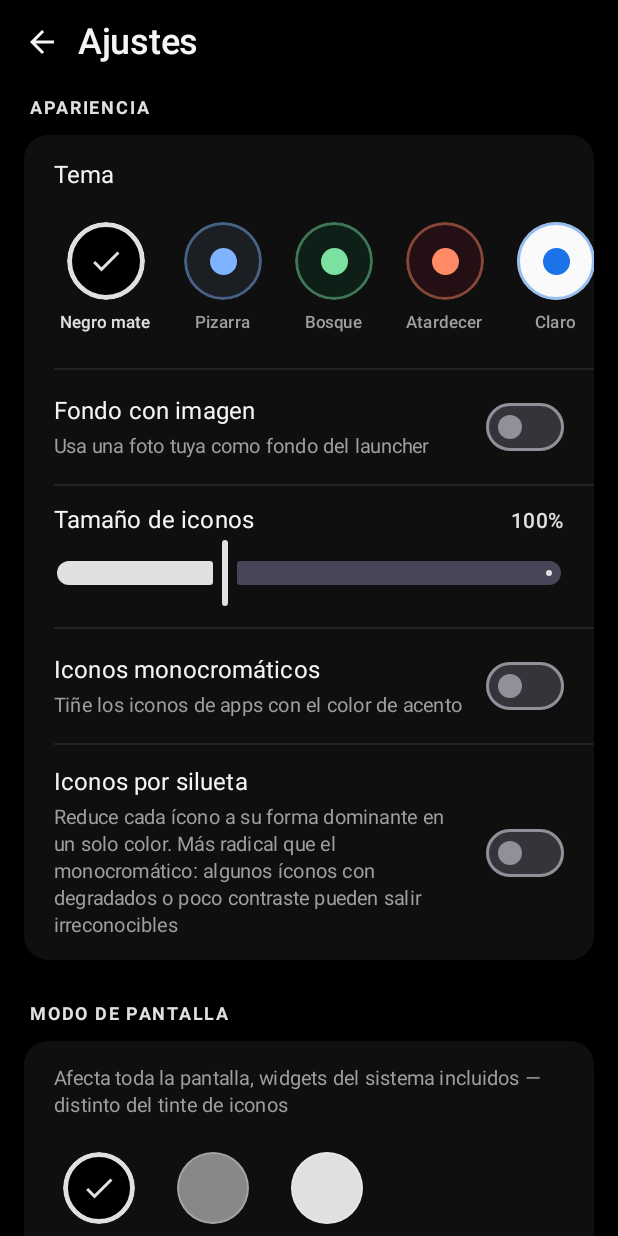
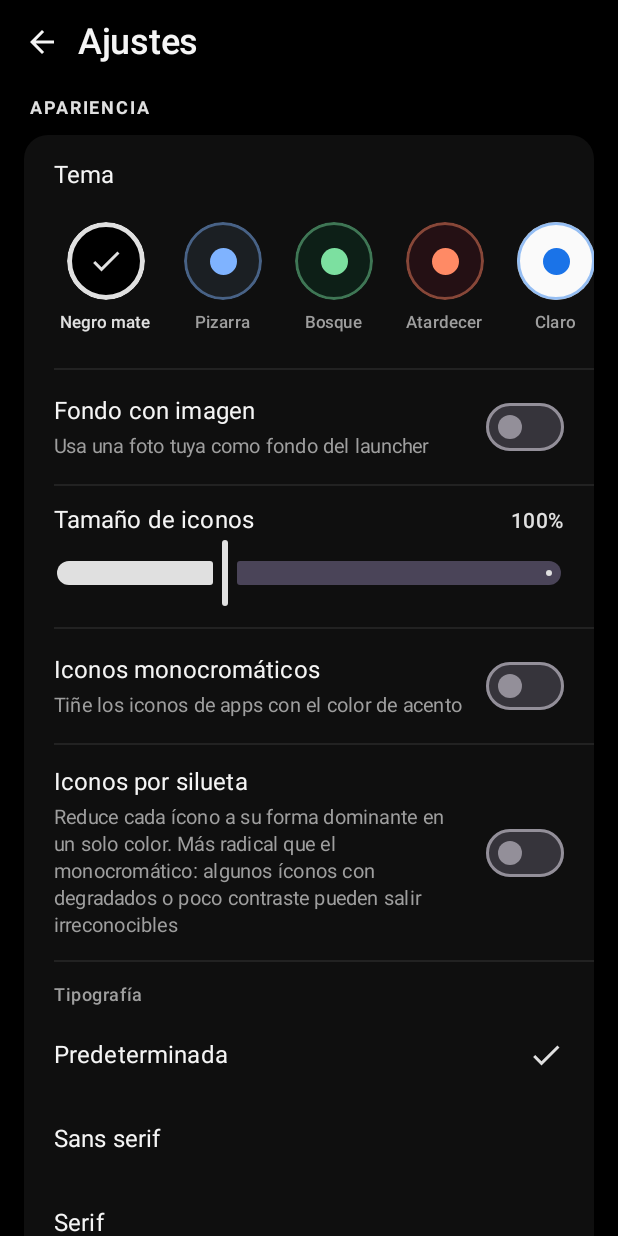
Before and after one commit to Staticum/prueba, an Android app built with Jetpack Compose: the screen it shows after launch (MainActivity), after a tap on "Ajustes", on a phone screen of 412 x 824 dp. Run offline under Robolectric (Android 15) with nearby library versions, the phone set to English and light mode, and no system bars; pictures from the network do not load.

Commit message:
Quita el fondo destacado del índice A-Z + tipografía elegible en Ajustes
El riel del índice pintaba una franja translúcida (trackAlpha) detrás de
las letras mientras se tocaba, pensada para marcar el área táctil, pero se
notaba como un borde derecho de otro tono. Se quita del todo.

Tipografía: nueva opción en Ajustes → Apariencia con 5 familias, todas
genéricas de Android (Predeterminada, Sans serif, Serif, Monoespaciada,
Cursiva) - sin archivos de fuente que empaquetar, sin costo de tamaño de
APK ni riesgo de que una tipografía no exista en algún dispositivo.
LauncherTypography pasa de un valor fijo a una función parametrizada por
familia, aplicada una sola vez en LauncherTheme.

Co-Authored-By: Claude Sonnet 5 <noreply@anthropic.com>
Claude-Session: https://claude.ai/code/session_01QacG9Kd7sw8xAEF5SBrd8g

```diff
--- a/launcher/src/main/java/com/staticum/niagaralauncher/MainActivity.kt
+++ b/launcher/src/main/java/com/staticum/niagaralauncher/MainActivity.kt
@@ -146,7 +146,7 @@ class MainActivity : ComponentActivity() {
                 if (homeState.prefs.ambientLockEnabled) isLocked = true
             }
 
-            LauncherTheme(palette = homeState.prefs.palette) {
+            LauncherTheme(palette = homeState.prefs.palette, fontFamilyId = homeState.prefs.fontFamilyId) {
                 Surface(color = androidx.compose.ui.graphics.Color.Transparent) {
                     Box(modifier = Modifier) {
                         when (screen) {
@@ -189,6 +189,7 @@ class MainActivity : ComponentActivity() {
                                 onScreenTintModeChange = settingsViewModel::setScreenTintMode,
                                 onIndexWaveOffsetChange = settingsViewModel::setIndexWaveOffset,
                                 onHomeResetSecondsChange = settingsViewModel::setHomeResetSeconds,
+                                onFontFamilyChange = settingsViewModel::setFontFamily,
                                 onAddWidget = { screenState.value = Screen.WIDGET_PICKER },
                                 onRemoveWidget = { id ->
                                     WidgetHostProvider.get(context).deleteAppWidgetId(id)
--- a/launcher/src/main/java/com/staticum/niagaralauncher/data/PreferencesRepository.kt
+++ b/launcher/src/main/java/com/staticum/niagaralauncher/data/PreferencesRepository.kt
@@ -41,6 +41,7 @@ data class LauncherPrefs(
     val soundVolume: Float = 0.5f,
     val indexWaveOffsetDp: Float = 24f,
     val homeResetSeconds: Int = 10,
+    val fontFamilyId: String = com.staticum.niagaralauncher.ui.theme.AppFonts.DEFAULT_ID,
     val customAccentArgb: Int? = null,
     val ambientLockEnabled: Boolean = false,
     val widgetBackground: WidgetBackground = WidgetBackground.NONE,
@@ -75,6 +76,7 @@ class PreferencesRepository(private val context: Context) {
         val SOUND_VOLUME = floatPreferencesKey("sound_volume")
         val INDEX_WAVE_OFFSET = floatPreferencesKey("index_wave_offset")
         val HOME_RESET_SECONDS = intPreferencesKey("home_reset_seconds")
+        val FONT_FAMILY = stringPreferencesKey("font_family")
         val CUSTOM_ACCENT = intPreferencesKey("custom_accent_argb")
         val AMBIENT_LOCK = booleanPreferencesKey("ambient_lock_enabled")
         val WIDGET_BACKGROUND = stringPreferencesKey("widget_background")
@@ -110,6 +112,7 @@ class PreferencesRepository(private val context: Context) {
             soundVolume = prefs[Keys.SOUND_VOLUME] ?: 0.5f,
             indexWaveOffsetDp = prefs[Keys.INDEX_WAVE_OFFSET] ?: 24f,
             homeResetSeconds = (prefs[Keys.HOME_RESET_SECONDS] ?: 10).coerceIn(5, 60),
+            fontFamilyId = prefs[Keys.FONT_FAMILY] ?: com.staticum.niagaralauncher.ui.theme.AppFonts.DEFAULT_ID,
             customAccentArgb = prefs[Keys.CUSTOM_ACCENT],
             ambientLockEnabled = prefs[Keys.AMBIENT_LOCK] ?: false,
             widgetBackground = prefs[Keys.WIDGET_BACKGROUND]?.let { raw ->
@@ -165,6 +168,10 @@ class PreferencesRepository(private val context: Context) {
 
     suspend fun setHomeResetSeconds(seconds: Int) {
         context.dataStore.edit { it[Keys.HOME_RESET_SECONDS] = seconds.coerceIn(5, 60) }
+    }
+
+    suspend fun setFontFamily(id: String) {
+        context.dataStore.edit { it[Keys.FONT_FAMILY] = id }
     }
 
     suspend fun setCustomAccentColor(argb: Int) {
--- a/launcher/src/main/java/com/staticum/niagaralauncher/ui/home/HomeScreen.kt
+++ b/launcher/src/main/java/com/staticum/niagaralauncher/ui/home/HomeScreen.kt
@@ -1438,26 +1438,8 @@ private fun AlphabetIndexBar(
         lastHapticLetter = letter
     }
 
-    // A faint track appears only while scrubbing, so at rest the rail stays as quiet
-    // as it is now, but the moment you touch it the interactive area becomes visible
-    // instead of leaving you guessing where the hit region is.
-    val trackAlpha by androidx.compose.animation.core.animateFloatAsState(
-        targetValue = if (touchIndex != null) 0.07f else 0f,
-        animationSpec = tween(180),
-        label = "indexTrack",
-    )
-
     Column(
         modifier = modifier
-            // background(color, shape) paints a rounded track WITHOUT clipping its
-            // children. Using clip() here (as v38 did) confined the letters to the
-            // rail's 36dp width, so a magnified letter sliding left was cut off and
-            // the wave appeared to only exist for glyphs hugging the right edge -
-            // the whole point of the wave is that it overflows onto the list.
-            .background(
-                color = palette.textPrimary.copy(alpha = trackAlpha),
-                shape = androidx.compose.foundation.shape.RoundedCornerShape(18.dp),
-            )
             .onGloballyPositioned { heightPx = it.size.height.toFloat() }
             .pointerInput(Unit) {
                 detectTapGestures(onTap = { offset ->
--- a/launcher/src/main/java/com/staticum/niagaralauncher/ui/settings/SettingsScreen.kt
+++ b/launcher/src/main/java/com/staticum/niagaralauncher/ui/settings/SettingsScreen.kt
@@ -73,6 +73,7 @@ fun SettingsScreen(
     onIconSizeChange: (Float) -> Unit,
     onMonochromeChange: (Boolean) -> Unit,
     onIconSilhouetteChange: (Boolean) -> Unit,
+    onFontFamilyChange: (String) -> Unit,
     onScreenTintModeChange: (ScreenTintMode) -> Unit,
     onIndexWaveOffsetChange: (Float) -> Unit,
     onHomeResetSecondsChange: (Int) -> Unit,
@@ -196,6 +197,25 @@ fun SettingsScreen(
                         palette = palette,
                         onCheckedChange = onIconSilhouetteChange,
                     )
+                    SettingsCardDivider(palette)
+                    Text(
+                        text = "Tipografía",
+                        color = palette.textSecondary,
+                        style = MaterialTheme.typography.labelMedium,
+                        modifier = Modifier.padding(start = 20.dp, end = 20.dp, top = 14.dp, bottom = 4.dp),
+                    )
+                    com.staticum.niagaralauncher.ui.theme.AppFonts.OPTIONS.forEachIndexed { index, (id, label) ->
+                        SettingsRow(
+                            title = label,
+                            palette = palette,
+                            onClick = { onFontFamilyChange(id) },
+                            trailing = {
+                                if (state.prefs.fontFamilyId == id) {
+                                    Icon(Icons.Filled.Check, contentDescription = null, tint = palette.accent)
+                                }
+                            },
+                        )
+                    }
                 }
             }
 
--- a/launcher/src/main/java/com/staticum/niagaralauncher/ui/settings/SettingsViewModel.kt
+++ b/launcher/src/main/java/com/staticum/niagaralauncher/ui/settings/SettingsViewModel.kt
@@ -63,6 +63,9 @@ class SettingsViewModel(
     fun setHomeResetSeconds(seconds: Int) =
         viewModelScope.launch { preferencesRepository.setHomeResetSeconds(seconds) }
 
+    fun setFontFamily(id: String) =
+        viewModelScope.launch { preferencesRepository.setFontFamily(id) }
+
     fun setCustomAccentColor(argb: Int) =
         viewModelScope.launch { preferencesRepository.setCustomAccentColor(argb) }
 
--- a/launcher/src/main/java/com/staticum/niagaralauncher/ui/theme/Theme.kt
+++ b/launcher/src/main/java/com/staticum/niagaralauncher/ui/theme/Theme.kt
@@ -6,8 +6,40 @@ import androidx.compose.material3.darkColorScheme
 import androidx.compose.material3.lightColorScheme
 import androidx.compose.runtime.Composable
 import androidx.compose.ui.text.TextStyle
+import androidx.compose.ui.text.font.FontFamily
 import androidx.compose.ui.text.font.FontWeight
 import androidx.compose.ui.unit.sp
+
+/** The fonts a user can pick in Settings, restricted to the generic families Android
+ * itself guarantees on every device (System.SANS_SERIF/SERIF/MONOSPACE, plus the
+ * cursive/casual typeface most manufacturers ship) - no font files to bundle, no APK
+ * size cost, and no risk of a family silently falling back on some device. */
+object AppFonts {
+    const val DEFAULT_ID = "default"
+    const val SERIF_ID = "serif"
+    const val SANS_ID = "sans"
+    const val MONOSPACE_ID = "monospace"
+    const val CURSIVE_ID = "cursive"
+
+    /** (id, display label) in the order shown in Settings. */
+    val OPTIONS = listOf(
+        DEFAULT_ID to "Predeterminada",
+        SANS_ID to "Sans serif",
+        SERIF_ID to "Serif",
+        MONOSPACE_ID to "Monoespaciada",
+        CURSIVE_ID to "Cursiva",
+    )
+
+    fun familyFor(id: String): FontFamily = when (id) {
+        SERIF_ID -> FontFamily.Serif
+        SANS_ID -> FontFamily.SansSerif
+        MONOSPACE_ID -> FontFamily.Monospace
+        CURSIVE_ID -> FontFamily.Cursive
+        else -> FontFamily.Default
+    }
+
+    fun labelFor(id: String): String = OPTIONS.firstOrNull { it.first == id }?.second ?: OPTIONS[0].second
+}
 
 /**
  * A deliberate type ramp instead of Material's stock sizes used ad hoc.
@@ -19,62 +51,77 @@ import androidx.compose.ui.unit.sp
  * hierarchy: a small number of steps, each clearly distinct from its neighbours,
  * with tighter tracking on large text and looser on small - the usual convention
  * that makes text look typeset rather than defaulted.
+ *
+ * Takes the font family as a parameter, rather than being a fixed value, so the
+ * whole ramp can be rebuilt with a different typeface without touching every size
+ * and weight decision above.
  */
-private val LauncherTypography = Typography().let { base ->
+private fun launcherTypography(family: FontFamily): Typography = Typography().let { base ->
     base.copy(
         headlineSmall = base.headlineSmall.copy(
+            fontFamily = family,
             fontSize = 24.sp,
             lineHeight = 30.sp,
             fontWeight = FontWeight.SemiBold,
             letterSpacing = (-0.2).sp,
         ),
         titleLarge = base.titleLarge.copy(
+            fontFamily = family,
             fontSize = 21.sp,
             lineHeight = 27.sp,
             fontWeight = FontWeight.SemiBold,
             letterSpacing = (-0.1).sp,
         ),
         titleMedium = base.titleMedium.copy(
+            fontFamily = family,
             fontSize = 17.sp,
             lineHeight = 23.sp,
             fontWeight = FontWeight.Medium,
         ),
         titleSmall = base.titleSmall.copy(
+            fontFamily = family,
             fontSize = 15.sp,
             lineHeight = 21.sp,
             fontWeight = FontWeight.Medium,
         ),
         bodyLarge = base.bodyLarge.copy(
+            fontFamily = family,
             fontSize = 16.sp,
             lineHeight = 22.sp,
             letterSpacing = 0.1.sp,
         ),
         bodyMedium = base.bodyMedium.copy(
+            fontFamily = family,
             fontSize = 14.sp,
             lineHeight = 20.sp,
             letterSpacing = 0.1.sp,
         ),
         bodySmall = base.bodySmall.copy(
+            fontFamily = family,
             fontSize = 13.sp,
             lineHeight = 18.sp,
             letterSpacing = 0.15.sp,
         ),
         labelLarge = base.labelLarge.copy(
+            fontFamily = family,
             fontSize = 14.sp,
             fontWeight = FontWeight.Medium,
             letterSpacing = 0.2.sp,
         ),
         labelMedium = base.labelMedium.copy(
+            fontFamily = family,
             fontSize = 12.sp,
             fontWeight = FontWeight.Medium,
             letterSpacing = 0.4.sp,
         ),
         labelSmall = base.labelSmall.copy(
+            fontFamily = family,
             fontSize = 11.sp,
             fontWeight = FontWeight.Medium,
             letterSpacing = 0.4.sp,
         ),
         displayLarge = TextStyle(
+            fontFamily = family,
             fontSize = 76.sp,
             lineHeight = 80.sp,
             fontWeight = FontWeight.Light,
@@ -84,7 +131,7 @@ private val LauncherTypography = Typography().let { base ->
 }
 
 @Composable
-fun LauncherTheme(palette: ColorPalette, content: @Composable () -> Unit) {
+fun LauncherTheme(palette: ColorPalette, fontFamilyId: String = AppFonts.DEFAULT_ID, content: @Composable () -> Unit) {
     val isLight = palette.id == ColorPalette.LIGHT.id
     val scheme = if (isLight) {
         lightColorScheme(
@@ -103,5 +150,6 @@ fun LauncherTheme(palette: ColorPalette, content: @Composable () -> Unit) {
             onSurface = palette.textPrimary,
         )
     }
-    MaterialTheme(colorScheme = scheme, typography = LauncherTypography, content = content)
+    val typography = launcherTypography(AppFonts.familyFor(fontFamilyId))
+    MaterialTheme(colorScheme = scheme, typography = typography, content = content)
 }
```
